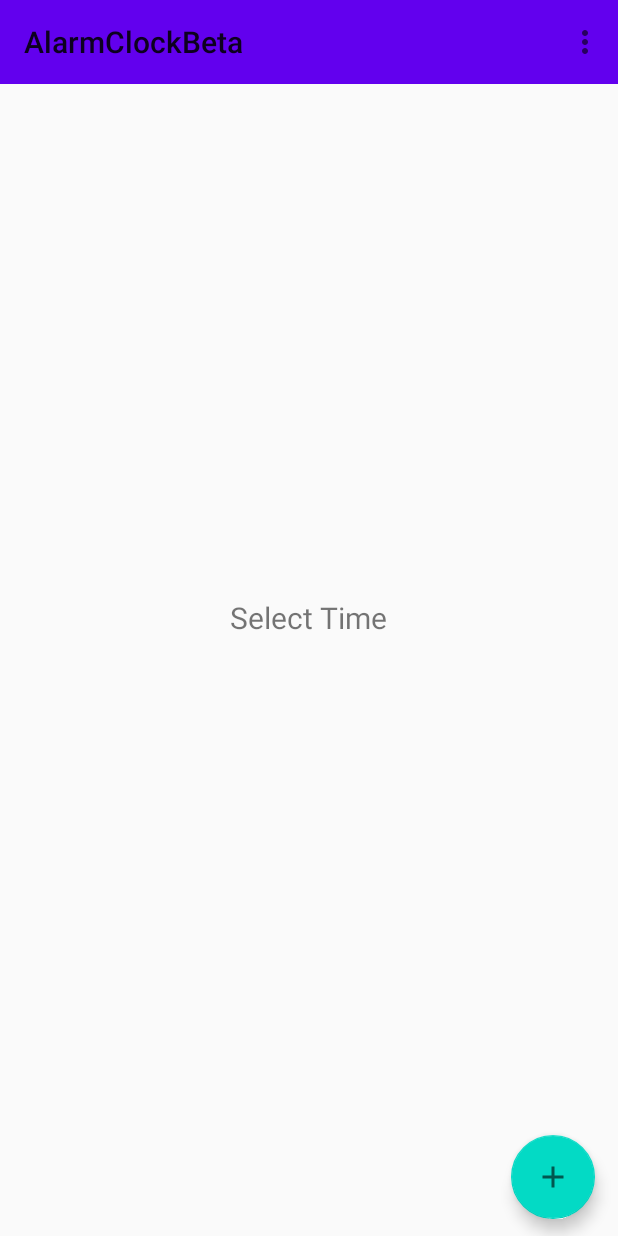
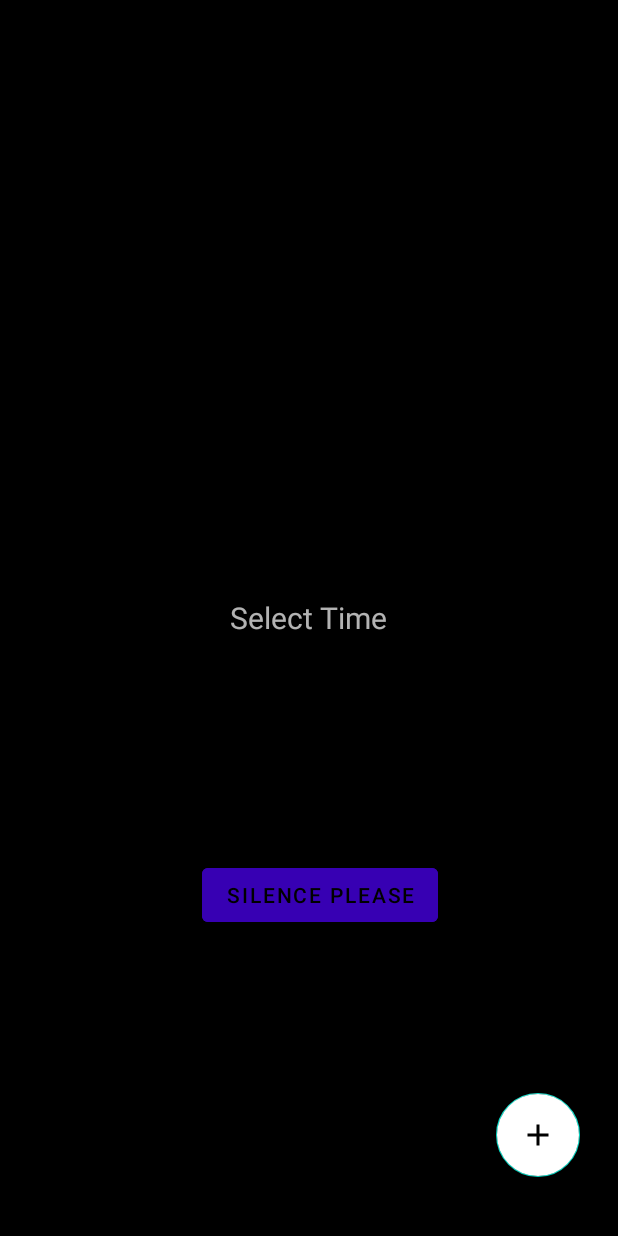
Before and after one commit to virajxp1/AlarmClockBeta, an Android app: the screen it shows after launch (MainActivity), on a phone screen of 412 x 824 dp. Run offline under Robolectric (Android 15) with nearby library versions, the phone set to English and light mode, and no system bars.

Commit message:
audio works, can stop alarm, still buggy

```diff
--- a/app/src/main/AndroidManifest.xml
+++ b/app/src/main/AndroidManifest.xml
@@ -11,7 +11,7 @@
         android:theme="@style/AppTheme">
         <activity
             android:name=".MainActivity"
-            android:label="@string/app_name"
+            android:label="Gantidi"
             android:theme="@style/AppTheme.NoActionBar">
             <intent-filter>
                 <action android:name="android.intent.action.MAIN" />
@@ -19,6 +19,9 @@
                 <category android:name="android.intent.category.LAUNCHER" />
             </intent-filter>
         </activity>
+
+        <receiver android:name=".AlarmReceiver" />
+        <service android:name=".RingtonePlayingService" />
     </application>
 
 </manifest>
--- a/app/src/main/java/com/example/alarmclockbeta/MainActivity.java
+++ b/app/src/main/java/com/example/alarmclockbeta/MainActivity.java
@@ -1,6 +1,10 @@
 package com.example.alarmclockbeta;
 
+import android.app.AlarmManager;
+import android.app.PendingIntent;
 import android.app.TimePickerDialog;
+import android.content.Context;
+import android.content.Intent;
 import android.os.Bundle;
 
 import com.google.android.material.floatingactionbutton.FloatingActionButton;
@@ -14,21 +18,37 @@ import android.view.View;
 
 import android.view.Menu;
 import android.view.MenuItem;
+import android.widget.Button;
 import android.widget.TextView;
 import android.widget.TimePicker;
 import android.text.format.DateFormat;
+
+import org.w3c.dom.Text;
+
+import java.util.Calendar;
 
 public class MainActivity extends AppCompatActivity implements TimePickerDialog.OnTimeSetListener {
 
     private int hour;
     private int minutes;
+    AlarmManager alarmManager;
+    TimePicker timePicker;
+    TextView updateText;
+    Context context;
+    PendingIntent pendingIntent;
+    Calendar c;
+    Intent intent;
 
     @Override
     protected void onCreate(Bundle savedInstanceState) {
         super.onCreate(savedInstanceState);
         setContentView(R.layout.activity_main);
-        Toolbar toolbar = findViewById(R.id.toolbar);
-        setSupportActionBar(toolbar);
+
+        this.context = this;
+
+        alarmManager = (AlarmManager) getSystemService(ALARM_SERVICE);
+        updateText = (TextView) findViewById(R.id.textview_first);
+        intent = new Intent(this.context, AlarmReceiver.class);
 
         FloatingActionButton fab = findViewById(R.id.NewAlarm);
         fab.setOnClickListener(new View.OnClickListener() {
@@ -38,19 +58,61 @@ public class MainActivity extends AppCompatActivity implements TimePickerDialog.
                 timePicker.show(getSupportFragmentManager(), "Set Time");
             }
         });
+
+        Button endAlarm = (Button) findViewById(R.id.end_alarm);
+        endAlarm.setOnClickListener(new View.OnClickListener() {
+            @Override
+            public void onClick(View v) {
+                alarmManager.cancel(pendingIntent);
+                set_text("Alarm Off. Set Time");
+                intent.putExtra("extra", "off");
+                sendBroadcast(intent);
+            }
+        });
+    }
+
+    private void set_text(String txt){
+        updateText.setText(txt);
     }
 
     @Override
     public void onTimeSet(TimePicker view, int hourOfDay, int minute) {
         this.hour = hourOfDay;
         this.minutes = minute;
-        TextView t = findViewById(R.id.textview_first);
+
+        boolean isAM = true;
+
         if(!DateFormat.is24HourFormat(this))
-            hourOfDay-=12;
-        if(minute<10)
-            t.setText("Time " + hourOfDay + ":0" + minute);
-        else
-            t.setText("Time " + hourOfDay + ":" + minute);
+            if (hourOfDay == 0) {
+                hourOfDay = 12;
+            }
+            if (hourOfDay > 12){
+                hourOfDay -= 12;
+                isAM = false;
+            }
+        if(minute<10){
+            if (isAM) {
+                updateText.setText("Alarm Set To " + hourOfDay + ":0" + minute + " AM");
+            } else {
+                updateText.setText("Alarm Set To " + hourOfDay + ":0" + minute + " PM");
+            }
+        } else {
+            if (isAM) {
+                updateText.setText("Alarm Set To " + hourOfDay + ":" + minute + " AM");
+            } else {
+                updateText.setText("Alarm Set To " + hourOfDay + ":" + minute + " PM");
+            }
+        }
+
+
+        c = Calendar.getInstance();
+
+        intent.putExtra("extra", "on");
+
+        pendingIntent = PendingIntent.getBroadcast(MainActivity.this, 0,
+                intent, PendingIntent.FLAG_UPDATE_CURRENT);
+
+        alarmManager.set(AlarmManager.RTC_WAKEUP, c.getTimeInMillis(), pendingIntent);
     }
 
     @Override
--- a/app/src/main/java/com/example/alarmclockbeta/TimePickerFragment.java
+++ b/app/src/main/java/com/example/alarmclockbeta/TimePickerFragment.java
@@ -18,6 +18,8 @@ public class TimePickerFragment extends DialogFragment {
         Calendar c = Calendar.getInstance();
         int hour = c.get(Calendar.HOUR_OF_DAY);
         int min = c.get(Calendar.MINUTE);
-        return new TimePickerDialog(getActivity(), (TimePickerDialog.OnTimeSetListener) getActivity(),hour,min, DateFormat.is24HourFormat(getActivity()));
+        return new TimePickerDialog(getActivity(), (TimePickerDialog.OnTimeSetListener)
+                getActivity(),hour,min, DateFormat.is24HourFormat(getActivity()));
     }
+
 }
--- a/app/src/main/res/layout/activity_main.xml
+++ b/app/src/main/res/layout/activity_main.xml
@@ -1,5 +1,5 @@
 <?xml version="1.0" encoding="utf-8"?>
-<androidx.coordinatorlayout.widget.CoordinatorLayout xmlns:android="http://schemas.android.com/apk/res/android"
+<RelativeLayout xmlns:android="http://schemas.android.com/apk/res/android"
     xmlns:app="http://schemas.android.com/apk/res-auto"
     xmlns:tools="http://schemas.android.com/tools"
     android:layout_width="match_parent"
@@ -15,11 +15,4 @@
 
     <include layout="@layout/content_main" />
 
-    <androidx.appcompat.widget.Toolbar
-        android:id="@+id/toolbar"
-        android:layout_width="match_parent"
-        android:layout_height="wrap_content"
-        android:background="?attr/colorPrimary"
-        app:popupTheme="@style/AppTheme.PopupOverlay" />
-
-</androidx.coordinatorlayout.widget.CoordinatorLayout>
+</RelativeLayout>
--- a/app/src/main/res/layout/content_main.xml
+++ b/app/src/main/res/layout/content_main.xml
@@ -4,6 +4,8 @@
     xmlns:tools="http://schemas.android.com/tools"
     android:layout_width="match_parent"
     android:layout_height="match_parent"
+    android:background="@android:color/black"
+    android:backgroundTint="@android:color/background_dark"
     app:layout_behavior="@string/appbar_scrolling_view_behavior">
 
     <com.google.android.material.floatingactionbutton.FloatingActionButton
@@ -12,11 +14,11 @@
         android:layout_height="wrap_content"
         android:layout_alignParentEnd="true"
         android:layout_alignParentBottom="true"
-        android:layout_gravity="end|bottom"
-        android:layout_marginEnd="15dp"
-        android:layout_marginBottom="11dp"
+        android:layout_marginEnd="25dp"
+        android:layout_marginBottom="39dp"
+        android:backgroundTint="#FFFFFF"
         android:src="@drawable/ic_baseline_add_24"
-        />
+        android:tint="@color/design_default_color_primary_dark" />
 
     <TextView
         android:id="@+id/textview_first"
@@ -24,6 +26,17 @@
         android:layout_height="wrap_content"
         android:layout_centerInParent="true"
         android:text="@string/select_time"
-        android:textSize="20sp"/>
+        android:textSize="20sp" />
+
+    <Button
+        android:id="@+id/end_alarm"
+        android:layout_width="wrap_content"
+        android:layout_height="wrap_content"
+        android:layout_alignParentEnd="true"
+        android:layout_alignParentBottom="true"
+        android:layout_marginEnd="120dp"
+        android:layout_marginBottom="203dp"
+        android:backgroundTint="@color/design_default_color_primary_dark"
+        android:text="@string/silence_please" />
 
 </RelativeLayout>
--- a/app/src/main/res/values/strings.xml
+++ b/app/src/main/res/values/strings.xml
@@ -10,4 +10,6 @@
     <string name="hello_first_fragment">Hello first fragment</string>
     <string name="hello_second_fragment">Hello second fragment. Arg: %1$s</string>
     <string name="select_time">Select Time</string>
+    <string name="button">Button</string>
+    <string name="silence_please">Silence Please</string>
 </resources>
--- a/app/src/main/res/values/styles.xml
+++ b/app/src/main/res/values/styles.xml
@@ -1,6 +1,6 @@
 <resources>
     <!-- Base application theme. -->
-    <style name="AppTheme" parent="Theme.AppCompat.Light.DarkActionBar">
+    <style name="AppTheme" parent="Theme.MaterialComponents">
         <!-- Customize your theme here. -->
         <item name="colorPrimary">@color/colorPrimary</item>
         <item name="colorPrimaryDark">@color/colorPrimaryDark</item>
```
Also changed, not shown: app/src/main/java/com/example/alarmclockbeta/AlarmReceiver.java (added, +19 -0 lines), app/src/main/java/com/example/alarmclockbeta/RingtonePlayingService.java (added, +86 -0 lines), 1 other file.
